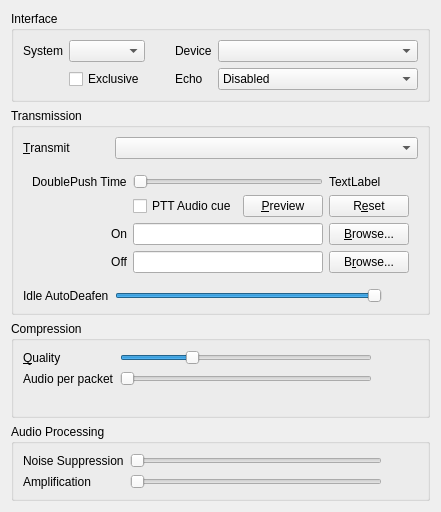
The window that src/mumble/AudioInput.ui (mumble-voip/mumble) describes before a commit, drawn with Qt 5.
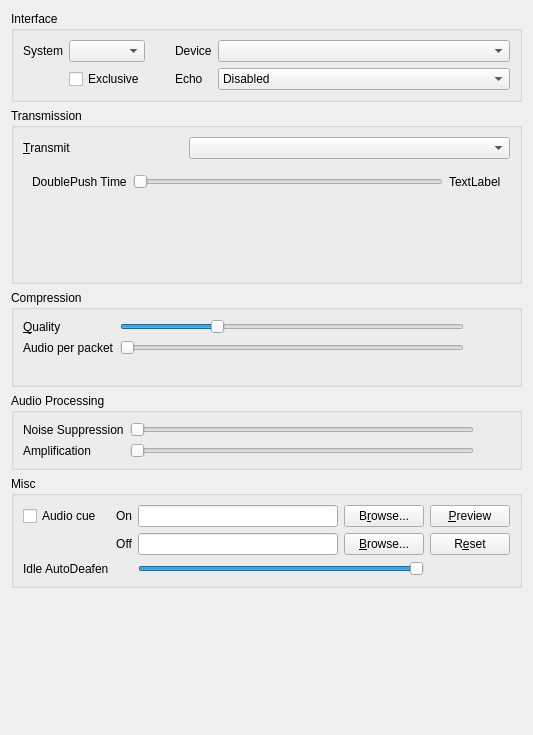
The same window after the commit. The open tabs and pages were chosen to show the change. Custom widgets are drawn as their Qt base class.

Patch:
```diff
--- a/src/mumble/AudioInput.ui
+++ b/src/mumble/AudioInput.ui
@@ -6,8 +6,8 @@
    <rect>
     <x>0</x>
     <y>0</y>
-    <width>436</width>
-    <height>512</height>
+    <width>533</width>
+    <height>735</height>
    </rect>
   </property>
   <property name="windowTitle">
@@ -174,58 +174,19 @@
         </property>
        </widget>
       </item>
-      <item row="2" column="0">
-       <widget class="QLabel" name="qliIdle">
-        <property name="text">
-         <string>Idle AutoDeafen</string>
-        </property>
-       </widget>
-      </item>
-      <item row="2" column="1">
-       <widget class="QSlider" name="qsIdle">
-        <property name="toolTip">
-         <string>How long to remain idle before auto-deafen.</string>
-        </property>
-        <property name="whatsThis">
-         <string>This sets an idle timer. If the timer expires without any audio being sent to the server, you are muted and deafened.</string>
-        </property>
-        <property name="maximum">
-         <number>1800</number>
-        </property>
-        <property name="singleStep">
-         <number>60</number>
-        </property>
-        <property name="pageStep">
-         <number>300</number>
-        </property>
-        <property name="value">
-         <number>1800</number>
-        </property>
-        <property name="orientation">
-         <enum>Qt::Horizontal</enum>
-        </property>
-       </widget>
-      </item>
-      <item row="2" column="2">
-       <widget class="QLabel" name="qlIdle">
-        <property name="minimumSize">
-         <size>
-          <width>30</width>
-          <height>0</height>
-         </size>
-        </property>
-        <property name="text">
-         <string/>
-        </property>
-       </widget>
-      </item>
       <item row="1" column="0" colspan="3">
        <widget class="QStackedWidget" name="qswTransmit">
+        <property name="sizePolicy">
+         <sizepolicy hsizetype="Preferred" vsizetype="MinimumExpanding">
+          <horstretch>0</horstretch>
+          <verstretch>0</verstretch>
+         </sizepolicy>
+        </property>
         <property name="currentIndex">
          <number>0</number>
         </property>
         <widget class="QWidget" name="qwPTT">
-         <layout class="QGridLayout">
+         <layout class="QGridLayout" columnstretch="0,1,0,0">
           <item row="0" column="0">
            <widget class="QLabel" name="qliDoublePush">
             <property name="text">
@@ -260,103 +221,29 @@
           </item>
           <item row="0" column="3">
            <widget class="QLabel" name="qlDoublePush">
+            <property name="sizePolicy">
+             <sizepolicy hsizetype="Minimum" vsizetype="Preferred">
+              <horstretch>0</horstretch>
+              <verstretch>0</verstretch>
+             </sizepolicy>
+            </property>
             <property name="text">
              <string notr="true">TextLabel</string>
             </property>
            </widget>
           </item>
-          <item row="3" column="1" colspan="2">
-           <widget class="QLineEdit" name="qlePushClickPathOn">
-            <property name="toolTip">
-             <string>Gets played when the PTT button is pressed</string>
+          <item row="1" column="1">
+           <spacer name="verticalSpacer">
+            <property name="orientation">
+             <enum>Qt::Vertical</enum>
             </property>
-           </widget>
-          </item>
-          <item row="4" column="1" colspan="2">
-           <widget class="QLineEdit" name="qlePushClickPathOff">
-            <property name="toolTip">
-             <string>Gets played when the PTT button is released</string>
+            <property name="sizeHint" stdset="0">
+             <size>
+              <width>20</width>
+              <height>40</height>
+             </size>
             </property>
-           </widget>
-          </item>
-          <item row="2" column="3">
-           <widget class="QPushButton" name="qpbPushClickReset">
-            <property name="toolTip">
-             <string>Reset audio cue to default</string>
-            </property>
-            <property name="whatsThis">
-             <string>&lt;b&gt;Reset&lt;/b&gt;&lt;br/&gt;Reset the paths for the files to their default.</string>
-            </property>
-            <property name="text">
-             <string>R&amp;eset</string>
-            </property>
-           </widget>
-          </item>
-          <item row="3" column="3">
-           <widget class="QPushButton" name="qpbPushClickBrowseOn">
-            <property name="toolTip">
-             <string>Browse for on audio file</string>
-            </property>
-            <property name="text">
-             <string>&amp;Browse...</string>
-            </property>
-           </widget>
-          </item>
-          <item row="4" column="3">
-           <widget class="QPushButton" name="qpbPushClickBrowseOff">
-            <property name="toolTip">
-             <string>Browse for off audio file</string>
-            </property>
-            <property name="text">
-             <string>B&amp;rowse...</string>
-            </property>
-           </widget>
-          </item>
-          <item row="4" column="0">
-           <widget class="QLabel" name="qlPushClickOff">
-            <property name="text">
-             <string>Off</string>
-            </property>
-            <property name="alignment">
-             <set>Qt::AlignRight|Qt::AlignTrailing|Qt::AlignVCenter</set>
-            </property>
-           </widget>
-          </item>
-          <item row="3" column="0">
-           <widget class="QLabel" name="qlPushClickOn">
-            <property name="text">
-             <string>On</string>
-            </property>
-            <property name="alignment">
-             <set>Qt::AlignRight|Qt::AlignTrailing|Qt::AlignVCenter</set>
-            </property>
-           </widget>
-          </item>
-          <item row="2" column="2">
-           <widget class="QPushButton" name="qpbPushClickPreview">
-            <property name="toolTip">
-             <string>Preview the audio cues</string>
-            </property>
-            <property name="whatsThis">
-             <string>&lt;b&gt;Preview&lt;/b&gt;&lt;br/&gt;Plays the current &lt;i&gt;on&lt;/i&gt; sound followed by the current &lt;i&gt;off&lt;/i&gt; sound.</string>
-            </property>
-            <property name="text">
-             <string>&amp;Preview</string>
-            </property>
-           </widget>
-          </item>
-          <item row="2" column="1">
-           <widget class="QCheckBox" name="qcbPushClick">
-            <property name="toolTip">
-             <string>Audible audio cue when push-to-talk is activated or deactivated</string>
-            </property>
-            <property name="whatsThis">
-             <string>&lt;b&gt;This enables the audio cues for push to talk.&lt;/b&gt;&lt;br /&gt;Setting this will give you a short audio beep when push to talk is pressed and released.</string>
-            </property>
-            <property name="text">
-             <string>PTT Audio cue</string>
-            </property>
-           </widget>
+           </spacer>
           </item>
          </layout>
         </widget>
@@ -747,6 +634,166 @@
      </layout>
     </widget>
    </item>
+   <item>
+    <widget class="QGroupBox" name="qgbMisc">
+     <property name="title">
+      <string>Misc</string>
+     </property>
+     <layout class="QGridLayout" name="gridLayout">
+      <item row="0" column="0">
+       <widget class="QCheckBox" name="qcbPushClick">
+        <property name="toolTip">
+         <string>Audible audio cue when starting or stopping to transmit</string>
+        </property>
+        <property name="whatsThis">
+         <string>&lt;b&gt;This enables transmission audio cues.&lt;/b&gt;&lt;br /&gt;Setting this will give you a short audio beep when you start and stop transmitting.</string>
+        </property>
+        <property name="text">
+         <string>Audio cue</string>
+        </property>
+       </widget>
+      </item>
+      <item row="10" column="5" colspan="2">
+       <widget class="QSlider" name="qsIdle">
+        <property name="toolTip">
+         <string>How long to remain idle before auto-deafen.</string>
+        </property>
+        <property name="whatsThis">
+         <string>This sets an idle timer. If the timer expires without any audio being sent to the server, you are muted and deafened.</string>
+        </property>
+        <property name="maximum">
+         <number>1800</number>
+        </property>
+        <property name="singleStep">
+         <number>60</number>
+        </property>
+        <property name="pageStep">
+         <number>300</number>
+        </property>
+        <property name="value">
+         <number>1800</number>
+        </property>
+        <property name="orientation">
+         <enum>Qt::Horizontal</enum>
+        </property>
+       </widget>
+      </item>
+      <item row="0" column="5">
+       <widget class="QLineEdit" name="qlePushClickPathOn">
+        <property name="toolTip">
+         <string>Gets played when starting to transmit</string>
+        </property>
+       </widget>
+      </item>
+      <item row="0" column="3">
+       <widget class="QLabel" name="qlPushClickOn">
+        <property name="text">
+         <string>On</string>
+        </property>
+        <property name="alignment">
+         <set>Qt::AlignRight|Qt::AlignTrailing|Qt::AlignVCenter</set>
+        </property>
+       </widget>
+      </item>
+      <item row="0" column="6">
+       <widget class="QPushButton" name="qpbPushClickBrowseOff">
+        <property name="toolTip">
+         <string>Browse for off audio file</string>
+        </property>
+        <property name="text">
+         <string>B&amp;rowse...</string>
+        </property>
+       </widget>
+      </item>
+      <item row="1" column="5">
+       <widget class="QLineEdit" name="qlePushClickPathOff">
+        <property name="toolTip">
+         <string>Gets played when stopping to transmit</string>
+        </property>
+       </widget>
+      </item>
+      <item row="1" column="6">
+       <widget class="QPushButton" name="qpbPushClickBrowseOn">
+        <property name="toolTip">
+         <string>Browse for on audio file</string>
+        </property>
+        <property name="text">
+         <string>&amp;Browse...</string>
+        </property>
+       </widget>
+      </item>
+      <item row="1" column="3">
+       <widget class="QLabel" name="qlPushClickOff">
+        <property name="text">
+         <string>Off</string>
+        </property>
+        <property name="alignment">
+         <set>Qt::AlignRight|Qt::AlignTrailing|Qt::AlignVCenter</set>
+        </property>
+       </widget>
+      </item>
+      <item row="0" column="7">
+       <widget class="QPushButton" name="qpbPushClickPreview">
+        <property name="toolTip">
+         <string>Preview the audio cues</string>
+        </property>
+        <property name="whatsThis">
+         <string>&lt;b&gt;Preview&lt;/b&gt;&lt;br/&gt;Plays the current &lt;i&gt;on&lt;/i&gt; sound followed by the current &lt;i&gt;off&lt;/i&gt; sound.</string>
+        </property>
+        <property name="text">
+         <string>&amp;Preview</string>
+        </property>
+       </widget>
+      </item>
+      <item row="1" column="7">
+       <widget class="QPushButton" name="qpbPushClickReset">
+        <property name="toolTip">
+         <string>Reset audio cue to default</string>
+        </property>
+        <property name="whatsThis">
+         <string>&lt;b&gt;Reset&lt;/b&gt;&lt;br/&gt;Reset the paths for the files to their default.</string>
+        </property>
+        <property name="text">
+         <string>R&amp;eset</string>
+        </property>
+       </widget>
+      </item>
+      <item row="10" column="0">
+       <widget class="QLabel" name="qliIdle">
+        <property name="text">
+         <string>Idle AutoDeafen</string>
+        </property>
+       </widget>
+      </item>
+      <item row="10" column="7">
+       <widget class="QLabel" name="qlIdle">
+        <property name="minimumSize">
+         <size>
+          <width>30</width>
+          <height>0</height>
+         </size>
+        </property>
+        <property name="text">
+         <string/>
+        </property>
+       </widget>
+      </item>
+     </layout>
+     <zorder>qgbTransmission</zorder>
+     <zorder>qcbPushClick</zorder>
+     <zorder>qsIdle</zorder>
+     <zorder>qlePushClickPathOn</zorder>
+     <zorder>qlPushClickOn</zorder>
+     <zorder>qpbPushClickBrowseOff</zorder>
+     <zorder>qlePushClickPathOff</zorder>
+     <zorder>qpbPushClickBrowseOn</zorder>
+     <zorder>qlPushClickOff</zorder>
+     <zorder>qpbPushClickPreview</zorder>
+     <zorder>qpbPushClickReset</zorder>
+     <zorder>qliIdle</zorder>
+     <zorder>qlIdle</zorder>
+    </widget>
+   </item>
    <item>
     <spacer>
      <property name="orientation">
```
Left out of the diff: 10 changed lines with no effect on the pictures.
